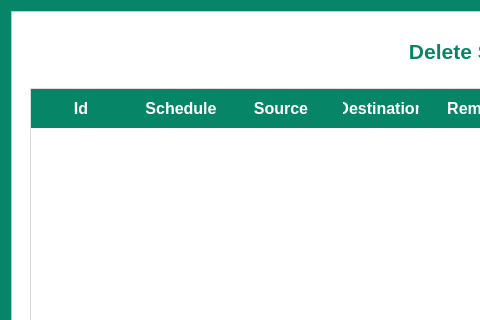
First picture: the form in src/gui/dialog/delete_schedule_dialog.ui, repository HPE-Backup-and-Recovery-System/ResilioZ, before the edit; both pictures show x 0 to 480 and y 0 to 320 of the 980 by 598 pixel window.
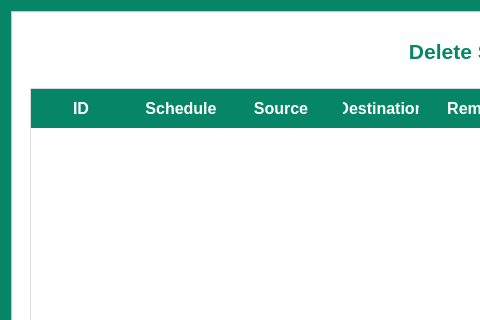
Second picture: the form after the edit.

```diff
--- a/src/gui/dialog/delete_schedule_dialog.ui
+++ b/src/gui/dialog/delete_schedule_dialog.ui
@@ -210,7 +210,7 @@
            </property>
            <column>
             <property name="text">
-             <string>Id</string>
+             <string>ID</string>
             </property>
            </column>
            <column>
```
